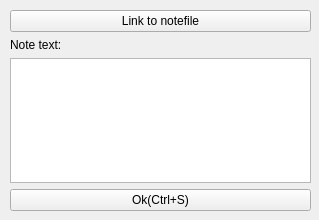
The window that editnotedialogue.ui (v-ko/pamet) describes before a commit, drawn with Qt 5.
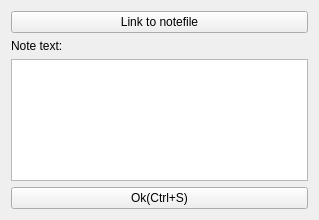
The same window after the commit.

Commit message: 0.9.9 Only a Windows bug with the font is left before the freeze

What changed in the file:
```diff
--- a/editnotedialogue.ui
+++ b/editnotedialogue.ui
@@ -13,15 +13,8 @@
   <property name="windowTitle">
    <string>New note</string>
   </property>
-  <widget class="QWidget" name="verticalLayoutWidget">
-   <property name="geometry">
-    <rect>
-     <x>10</x>
-     <y>10</y>
-     <width>301</width>
-     <height>201</height>
-    </rect>
-   </property>
+  <layout class="QVBoxLayout" name="verticalLayout_2">
+   <item>
    <layout class="QVBoxLayout" name="verticalLayout">
     <item>
      <layout class="QHBoxLayout" name="horizontalLayout">
@@ -45,7 +38,18 @@
      </widget>
     </item>
     <item>
-     <widget class="QTextEdit" name="textEdit"/>
+      <widget class="QTextEdit" name="textEdit">
+       <property name="html">
+        <string>&lt;!DOCTYPE HTML PUBLIC &quot;-//W3C//DTD HTML 4.0//EN&quot; &quot;http://www.w3.org/TR/REC-html40/strict.dtd&quot;&gt;
+&lt;html&gt;&lt;head&gt;&lt;meta name=&quot;qrichtext&quot; content=&quot;1&quot; /&gt;&lt;style type=&quot;text/css&quot;&gt;
+p, li { white-space: pre-wrap; }
+&lt;/style&gt;&lt;/head&gt;&lt;body style=&quot; font-family:'Ubuntu'; font-size:11pt; font-weight:400; font-style:normal;&quot;&gt;
+&lt;p style=&quot;-qt-paragraph-type:empty; margin-top:0px; margin-bottom:0px; margin-left:0px; margin-right:0px; -qt-block-indent:0; text-indent:0px;&quot;&gt;&lt;br /&gt;&lt;/p&gt;&lt;/body&gt;&lt;/html&gt;</string>
+       </property>
+       <property name="acceptRichText">
+        <bool>false</bool>
+       </property>
+      </widget>
     </item>
     <item>
      <widget class="QPushButton" name="okButton">
@@ -58,7 +62,8 @@
      </widget>
     </item>
    </layout>
-  </widget>
+   </item>
+  </layout>
   <action name="actionEscape">
    <property name="text">
     <string>escape</string>
```
Lines whose indentation alone changed are shown as unchanged. The commit also changes 24 other files.
